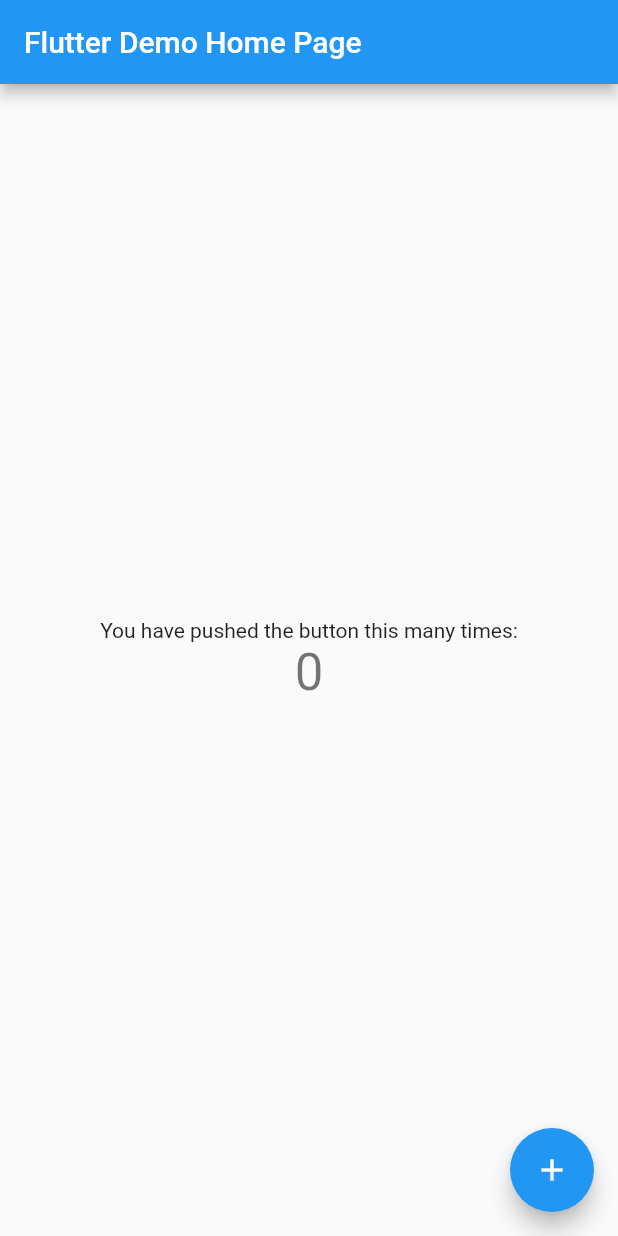
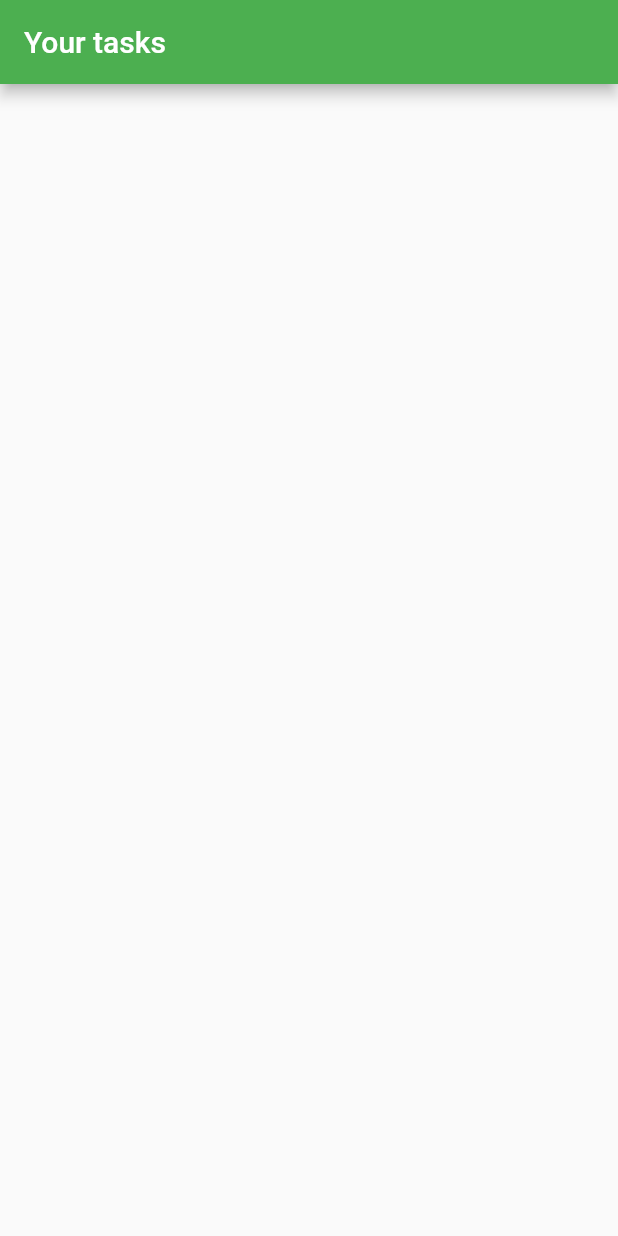
Before and after one commit to pranavraaghav/timer_task_nearcast, a Flutter app: the screen it shows after launch, on a phone screen of 412 x 824 dp. Run offline on Flutter 3.47's test engine with Material 2 defaults, Android fonts, the phone set to English and light mode, and no system bars.

Commit message:
chore: cleanup

```diff
--- a/lib/main.dart
+++ b/lib/main.dart
@@ -7,109 +7,38 @@ void main() {
 class MyApp extends StatelessWidget {
   const MyApp({Key? key}) : super(key: key);
 
-  // This widget is the root of your application.
   @override
   Widget build(BuildContext context) {
     return MaterialApp(
-      title: 'Flutter Demo',
+      title: 'Timer App',
       theme: ThemeData(
-        // This is the theme of your application.
-        //
-        // Try running your application with "flutter run". You'll see the
-        // application has a blue toolbar. Then, without quitting the app, try
-        // changing the primarySwatch below to Colors.green and then invoke
-        // "hot reload" (press "r" in the console where you ran "flutter run",
-        // or simply save your changes to "hot reload" in a Flutter IDE).
-        // Notice that the counter didn't reset back to zero; the application
-        // is not restarted.
-        primarySwatch: Colors.blue,
+        primarySwatch: Colors.green,
       ),
-      home: const MyHomePage(title: 'Flutter Demo Home Page'),
+      home: const MyHomePage(),
     );
   }
 }
 
 class MyHomePage extends StatefulWidget {
-  const MyHomePage({Key? key, required this.title}) : super(key: key);
-
-  // This widget is the home page of your application. It is stateful, meaning
-  // that it has a State object (defined below) that contains fields that affect
-  // how it looks.
-
-  // This class is the configuration for the state. It holds the values (in this
-  // case the title) provided by the parent (in this case the App widget) and
-  // used by the build method of the State. Fields in a Widget subclass are
-  // always marked "final".
-
-  final String title;
+  const MyHomePage({Key? key}) : super(key: key);
 
   @override
   State<MyHomePage> createState() => _MyHomePageState();
 }
 
 class _MyHomePageState extends State<MyHomePage> {
-  int _counter = 0;
-
-  void _incrementCounter() {
-    setState(() {
-      // This call to setState tells the Flutter framework that something has
-      // changed in this State, which causes it to rerun the build method below
-      // so that the display can reflect the updated values. If we changed
-      // _counter without calling setState(), then the build method would not be
-      // called again, and so nothing would appear to happen.
-      _counter++;
-    });
-  }
-
   @override
   Widget build(BuildContext context) {
-    // This method is rerun every time setState is called, for instance as done
-    // by the _incrementCounter method above.
-    //
-    // The Flutter framework has been optimized to make rerunning build methods
-    // fast, so that you can just rebuild anything that needs updating rather
-    // than having to individually change instances of widgets.
     return Scaffold(
       appBar: AppBar(
-        // Here we take the value from the MyHomePage object that was created by
-        // the App.build method, and use it to set our appbar title.
-        title: Text(widget.title),
+        title: const Text("Your tasks"),
       ),
       body: Center(
-        // Center is a layout widget. It takes a single child and positions it
-        // in the middle of the parent.
         child: Column(
-          // Column is also a layout widget. It takes a list of children and
-          // arranges them vertically. By default, it sizes itself to fit its
-          // children horizontally, and tries to be as tall as its parent.
-          //
-          // Invoke "debug painting" (press "p" in the console, choose the
-          // "Toggle Debug Paint" action from the Flutter Inspector in Android
-          // Studio, or the "Toggle Debug Paint" command in Visual Studio Code)
-          // to see the wireframe for each widget.
-          //
-          // Column has various properties to control how it sizes itself and
-          // how it positions its children. Here we use mainAxisAlignment to
-          // center the children vertically; the main axis here is the vertical
-          // axis because Columns are vertical (the cross axis would be
-          // horizontal).
           mainAxisAlignment: MainAxisAlignment.center,
-          children: <Widget>[
-            const Text(
-              'You have pushed the button this many times:',
-            ),
-            Text(
-              '$_counter',
-              style: Theme.of(context).textTheme.headline4,
-            ),
-          ],
+          children: <Widget>[],
         ),
       ),
-      floatingActionButton: FloatingActionButton(
-        onPressed: _incrementCounter,
-        tooltip: 'Increment',
-        child: const Icon(Icons.add),
-      ), // This trailing comma makes auto-formatting nicer for build methods.
     );
   }
 }
```
